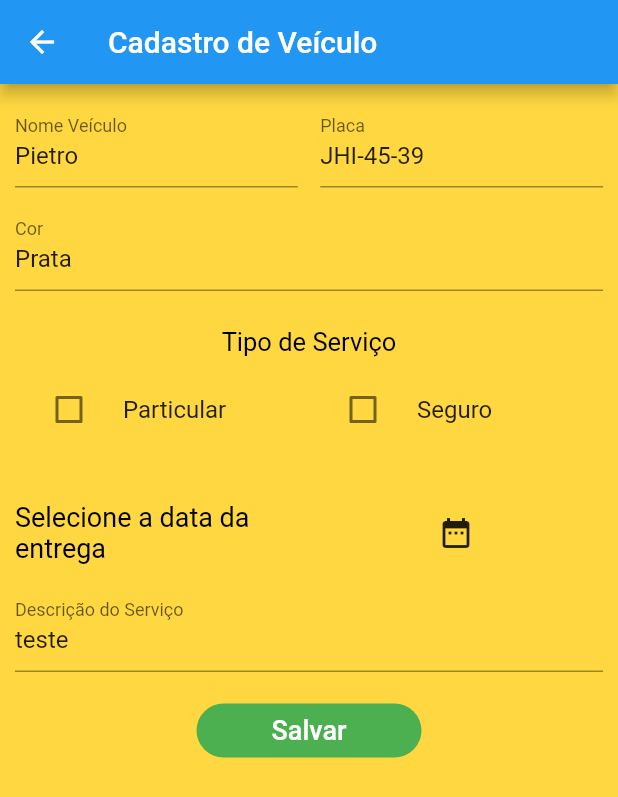
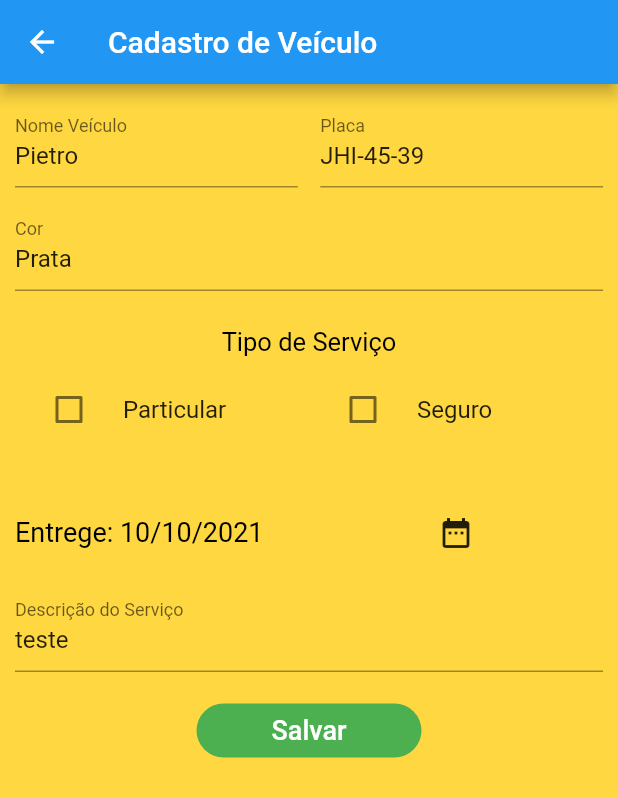
Before and after one commit to juliojtk/car_anotations_app, a Flutter app: the screen it shows after launch, after a tap on the "edit" icon, on a phone screen of 412 x 824 dp. Shown: the top 797 px of the screen. Run offline on Flutter 3.47's test engine with Material 2 defaults, Android fonts, the phone set to English and light mode, and no system bars; our stand-ins replace flutter_mobx, get_it, mobx, sqflite; accounts and stored records are empty; generated files the repository leaves out were written again.

Commit message:
Implementação Crud inicial

```diff
--- a/lib/app/domain/service/car_service.dart
+++ b/lib/app/domain/service/car_service.dart
@@ -8,11 +8,12 @@ class CarService{
 var _carDao = GetIt.I.get<CarDao>();
 
 saveCar(Car car){
+  _carDao.saveCar(car);
 
 }
 
 deleteCar(int id){
-
+_carDao.deleteCar(id);
 
 }
 
--- a/lib/app/view/car_form.dart
+++ b/lib/app/view/car_form.dart
@@ -62,7 +62,7 @@ class CarForm extends StatelessWidget {
               SizedBox(height: 10),
               fieldDescription(_back),
               SizedBox(height: 15),
-              buttonSaveCar(_back),
+              buttonSaveCar(context, _back),
                 ],
               );
             },
@@ -177,7 +177,7 @@ class CarForm extends StatelessWidget {
   Widget labelDescription(CarFormBack carBack){
     return Expanded(
       child: Observer(builder: (context) {
-        return Text( carBack.dateFormatted == null ? 'Selecione a data da entrega' : 'Entrege: ' + carBack.dateFormatted,
+        return Text( (carBack.dateFormatted == null && carBack.car.finishDate == null) ? 'Selecione a data da entrega' : 'Entrege: ' + carBack.car.finishDate,
         style: TextStyle(
           fontSize: 18,
           color: Colors.black,
@@ -209,7 +209,7 @@ class CarForm extends StatelessWidget {
     );
   }
 
-  Widget buttonSaveCar(CarFormBack carBack){
+  Widget buttonSaveCar(BuildContext context, CarFormBack carBack){
     return Container(
       width: 150,
       child: FlatButton(
@@ -225,7 +225,10 @@ class CarForm extends StatelessWidget {
           borderRadius: BorderRadius.circular(30),
         ),
         onPressed: (){
-
+          _carForm.currentState.validate();
+          _carForm.currentState.save();
+          carBack.saveCar();
+          Navigator.of(context).pop();
         },
       ),
     );
--- a/lib/app/view/car_list.dart
+++ b/lib/app/view/car_list.dart
@@ -86,7 +86,7 @@ class CarList extends StatelessWidget {
                                 _backListCar.goToCarForm(context, car);
                               }),
                               iconRemoveButton(context, (){
-                                //_backListCar.remove(car.id);
+                                _backListCar.removeCar(car.id);
                                 Navigator.of(context).pop();
                               }),
                             ],
```
Also changed, not shown: lib/app/dataBase/dao_impl/car_dao_impl.dart (+16 -5 lines), lib/app/view/viewBack/car_form_back.dart (+10 -0 lines), lib/app/view/viewBack/car_list_back.dart (+4 -3 lines).
